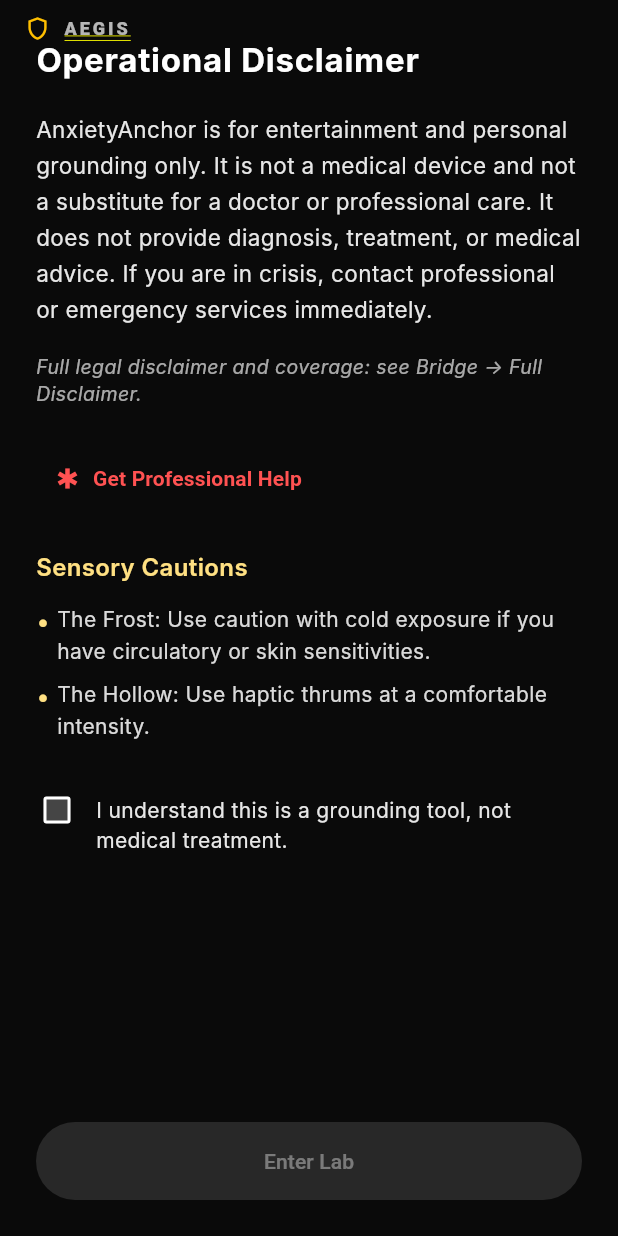
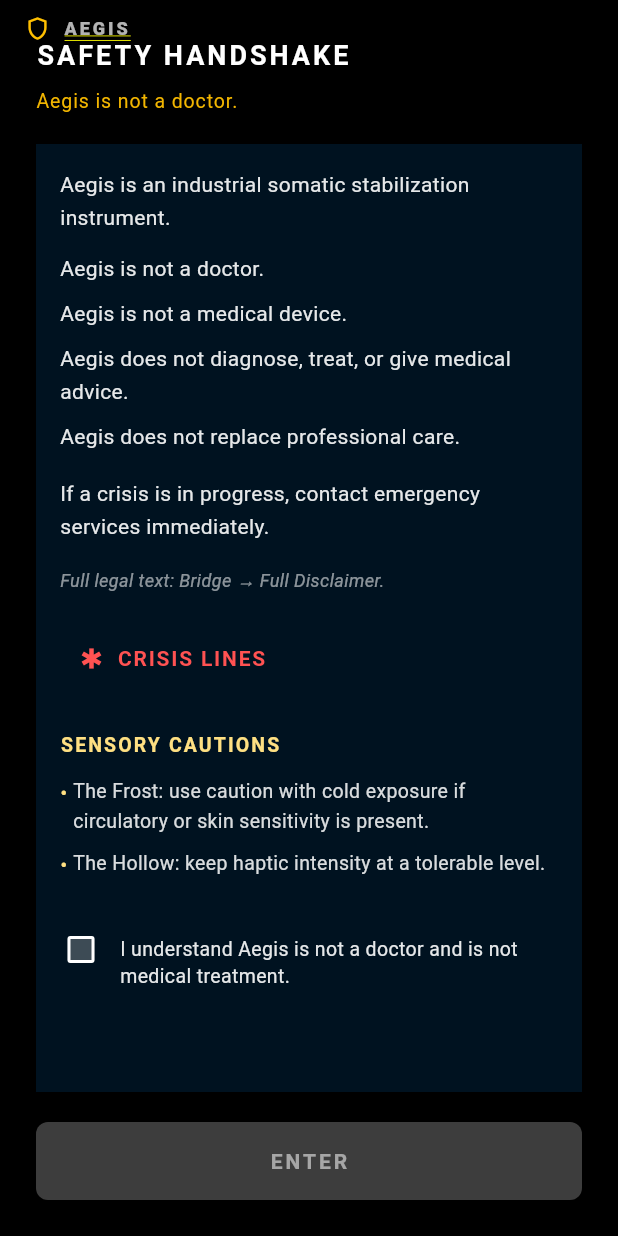
Before and after one commit to SaintZen/aegis, a Flutter app: the screen it shows after launch, on a phone screen of 412 x 824 dp. Run offline on Flutter 3.47's test engine with Material 3 defaults, Android fonts, the phone set to English and light mode, and no system bars; our stand-ins replace audioplayers, file_picker, just_audio, local_auth, pdf, permission_handler and 6 more; missing offline and left inert: audio_waveforms, record; Roboto replaces fonts that are missing (Inter, RobotoMono).

Commit message:
feat(safety): ship the plain-English Not a Doctor handshake
Replace the AnxietyAnchor "Operational Disclaimer" entry gate with the
locked Safety Handshake copy: Aegis is not a doctor, not a medical
device, and does not diagnose or treat. Crisis routing is labeled
CRISIS LINES. Calibration re-read uses the same locked strings so the
two surfaces cannot drift.

Co-authored-by: SaintZen <SaintZen@users.noreply.github.com>

```diff
--- /dev/null
+++ b/lib/data/safety_handshake_copy.dart
@@ -0,0 +1,71 @@
+/// Locked copy for the Safety Handshake entry gate.
+///
+/// Canonical backlog item: plain-English "Not a Doctor" entry gate.
+/// Used by [SafetyGateScreen] and the Calibration re-read dialog so the
+/// two surfaces cannot drift.
+///
+/// Voice: Aegis instrument, third-person where possible. Legal acceptance
+/// remains first-person on the checkbox (operator-direct by spec).
+/// Forbidden therapy verbs are not used: help, feelings, support, cope,
+/// comfort, healing, kindness, self-care, gentle, soothe, validate.
+class SafetyHandshakeCopy {
+  SafetyHandshakeCopy._();
+
+  static const String title = 'SAFETY HANDSHAKE';
+
+  static const String lineInstrument =
+      'Aegis is an industrial somatic stabilization instrument.';
+
+  static const String lineNotADoctor = 'Aegis is not a doctor.';
+
+  static const String lineNotADevice = 'Aegis is not a medical device.';
+
+  static const String lineNoAdvice =
+      'Aegis does not diagnose, treat, or give medical advice.';
+
+  static const String lineNoReplacement =
+      'Aegis does not replace professional care.';
+
+  static const String lineCrisis =
+      'If a crisis is in progress, contact emergency services immediately.';
+
+  static const String lineFullLegal =
+      'Full legal text: Bridge → Full Disclaimer.';
+
+  static const String crisisLinesLabel = 'CRISIS LINES';
+
+  static const String sensoryHeading = 'SENSORY CAUTIONS';
+
+  static const String frostCaution =
+      'The Frost: use caution with cold exposure if circulatory or skin sensitivity is present.';
+
+  static const String hollowCaution =
+      'The Hollow: keep haptic intensity at a tolerable level.';
+
+  static const String checkboxLabel =
+      'I understand Aegis is not a doctor and is not medical treatment.';
+
+  static const String enterLabel = 'ENTER';
+
+  static const String rereadLabel = 'Re-read Safety Handshake';
+
+  /// Every operator-facing string in this handshake. Used by tests to
+  /// assert doctrine (no therapy verbs; "Not a Doctor" present).
+  static const List<String> allOperatorFacing = [
+    title,
+    lineInstrument,
+    lineNotADoctor,
+    lineNotADevice,
+    lineNoAdvice,
+    lineNoReplacement,
+    lineCrisis,
+    lineFullLegal,
+    crisisLinesLabel,
+    sensoryHeading,
+    frostCaution,
+    hollowCaution,
+    checkboxLabel,
+    enterLabel,
+    rereadLabel,
+  ];
+}
--- a/lib/screens/calibration_screen.dart
+++ b/lib/screens/calibration_screen.dart
@@ -1,5 +1,6 @@
 import 'package:flutter/material.dart';
 
+import 'package:anxiety_anchor/data/safety_handshake_copy.dart';
 import 'package:anxiety_anchor/services/calibration_service.dart';
 import 'package:anxiety_anchor/widgets/emergency_crisis_sheet.dart';
 
@@ -369,7 +370,7 @@ class _CalibrationScreenState extends State<CalibrationScreen> {
       child: OutlinedButton.icon(
         onPressed: _showOperationalDisclaimer,
         icon: const Icon(Icons.description_outlined, size: 20),
-        label: const Text('Re-read Operational Disclaimer'),
+        label: const Text(SafetyHandshakeCopy.rereadLabel),
         style: OutlinedButton.styleFrom(
           padding: const EdgeInsets.symmetric(vertical: 14),
           foregroundColor: Colors.amber,
@@ -385,33 +386,47 @@ class _CalibrationScreenState extends State<CalibrationScreen> {
       builder: (context) {
         return AlertDialog(
           backgroundColor: const Color(0xFF0F1116),
-          title: const Text('Operational Disclaimer'),
+          title: const Text(
+            SafetyHandshakeCopy.title,
+            style: TextStyle(fontFamily: 'RobotoMono', letterSpacing: 1.2),
+          ),
           content: SingleChildScrollView(
             child: Column(
               mainAxisSize: MainAxisSize.min,
               crossAxisAlignment: CrossAxisAlignment.stretch,
               children: [
                 const Text(
-                  'AnxietyAnchor is a grounding tool for stress management and '
-                  'entertainment purposes. It is not a medical device. It does not '
-                  'provide diagnosis, treatment, or medical advice. If you are in '
-                  'crisis, please contact professional emergency services immediately.',
-                  style: TextStyle(color: Colors.white70, height: 1.5),
+                  '${SafetyHandshakeCopy.lineInstrument}\n\n'
+                  '${SafetyHandshakeCopy.lineNotADoctor}\n'
+                  '${SafetyHandshakeCopy.lineNotADevice}\n'
+                  '${SafetyHandshakeCopy.lineNoAdvice}\n'
+                  '${SafetyHandshakeCopy.lineNoReplacement}\n\n'
+                  '${SafetyHandshakeCopy.lineCrisis}',
+                  style: TextStyle(
+                    color: Colors.white70,
+                    fontFamily: 'RobotoMono',
+                    height: 1.5,
+                  ),
                 ),
                 const SizedBox(height: 16),
                 const Text(
-                  'Sensory Cautions',
+                  SafetyHandshakeCopy.sensoryHeading,
                   style: TextStyle(
                     color: Colors.amber,
+                    fontFamily: 'RobotoMono',
                     fontWeight: FontWeight.w600,
+                    letterSpacing: 1.2,
                   ),
                 ),
                 const SizedBox(height: 8),
                 const Text(
-                  "• The Frost: Use caution with cold exposure if you have "
-                  "circulatory or skin sensitivities.\n"
-                  "• The Hollow: Use haptic thrums at a comfortable intensity.",
-                  style: TextStyle(color: Colors.white70, height: 1.5),
+                  '• ${SafetyHandshakeCopy.frostCaution}\n'
+                  '• ${SafetyHandshakeCopy.hollowCaution}',
+                  style: TextStyle(
+                    color: Colors.white70,
+                    fontFamily: 'RobotoMono',
+                    height: 1.5,
+                  ),
                 ),
                 const SizedBox(height: 16),
                 TextButton.icon(
@@ -421,8 +436,11 @@ class _CalibrationScreenState extends State<CalibrationScreen> {
                   },
                   icon: const Icon(Icons.emergency, color: Colors.redAccent),
                   label: const Text(
-                    'Get Professional Help',
-                    style: TextStyle(color: Colors.redAccent),
+                    SafetyHandshakeCopy.crisisLinesLabel,
+                    style: TextStyle(
+                      color: Colors.redAccent,
+                      fontFamily: 'RobotoMono',
+                    ),
                   ),
                 ),
               ],
--- a/lib/screens/safety_gate_screen.dart
+++ b/lib/screens/safety_gate_screen.dart
@@ -1,20 +1,23 @@
 import 'package:flutter/material.dart';
 import 'package:shared_preferences/shared_preferences.dart';
 
+import 'package:anxiety_anchor/data/safety_handshake_copy.dart';
 import 'package:anxiety_anchor/widgets/emergency_crisis_sheet.dart';
 
-/// First-time entry gate with operational disclaimer and sensory cautions.
+/// First-time Safety Handshake: plain-English "Not a Doctor" entry gate.
 /// Persists acceptance via shared_preferences.
 class SafetyGateScreen extends StatefulWidget {
   const SafetyGateScreen({super.key, required this.onAccepted});
 
   final VoidCallback onAccepted;
 
-  static const String _prefsKey = 'safety_gate_accepted';
+  /// SharedPreferences key for handshake acceptance.
+  /// Kept stable so operators who already passed the gate are not re-prompted.
+  static const String prefsKey = 'safety_gate_accepted';
 
   static Future<bool> hasAccepted() async {
     final prefs = await SharedPreferences.getInstance();
-    return prefs.getBool(_prefsKey) ?? false;
+    return prefs.getBool(prefsKey) ?? false;
   }
 
   @override
@@ -22,6 +25,10 @@ class SafetyGateScreen extends StatefulWidget {
 }
 
 class _SafetyGateScreenState extends State<SafetyGateScreen> {
+  static const Color _bg = Color(0xFF000000);
+  static const Color _navy = Color(0xFF001220);
+  static const Color _gold = Color(0xFFFFBF00);
+  static const String _mono = 'RobotoMono';
 
   final ScrollController _scrollController = ScrollController();
   bool _hasScrolledToBottom = false;
@@ -52,10 +59,10 @@ class _SafetyGateScreenState extends State<SafetyGateScreen> {
 
   bool get _canEnter => _hasScrolledToBottom && _checkboxChecked;
 
-  Future<void> _onEnterLab() async {
+  Future<void> _onEnter() async {
     if (!_canEnter) return;
     final prefs = await SharedPreferences.getInstance();
-    await prefs.setBool(SafetyGateScreen._prefsKey, true);
+    await prefs.setBool(SafetyGateScreen.prefsKey, true);
     if (mounted) {
       widget.onAccepted();
     }
@@ -64,7 +71,7 @@ class _SafetyGateScreenState extends State<SafetyGateScreen> {
   @override
   Widget build(BuildContext context) {
     return Scaffold(
-      backgroundColor: const Color(0xFF0A0A0A),
+      backgroundColor: _bg,
       body: SafeArea(
         child: Padding(
           padding: const EdgeInsets.all(24),
@@ -72,76 +79,95 @@ class _SafetyGateScreenState extends State<SafetyGateScreen> {
             crossAxisAlignment: CrossAxisAlignment.stretch,
             children: [
               const Text(
-                'Operational Disclaimer',
+                SafetyHandshakeCopy.title,
                 style: TextStyle(
                   color: Colors.white,
-                  fontSize: 22,
-                  fontWeight: FontWeight.bold,
-                  letterSpacing: 0.5,
+                  fontFamily: _mono,
+                  fontSize: 18,
+                  fontWeight: FontWeight.w700,
+                  letterSpacing: 2.0,
+                ),
+              ),
+              const SizedBox(height: 8),
+              Text(
+                SafetyHandshakeCopy.lineNotADoctor,
+                style: TextStyle(
+                  color: _gold.withValues(alpha: 0.95),
+                  fontFamily: _mono,
+                  fontSize: 13,
+                  letterSpacing: 0.6,
+                  height: 1.4,
                 ),
               ),
               const SizedBox(height: 20),
               Expanded(
+                child: Container(
+                  color: _navy,
                   child: SingleChildScrollView(
                     controller: _scrollController,
+                    padding: const EdgeInsets.all(16),
                     child: Column(
                       crossAxisAlignment: CrossAxisAlignment.start,
                       children: [
-                      Text(
-                        'AnxietyAnchor is for entertainment and personal grounding '
-                        'only. It is not a medical device and not a substitute for '
-                        'a doctor or professional care. It does not provide '
-                        'diagnosis, treatment, or medical advice. If you are in '
-                        'crisis, contact professional or emergency services immediately.',
-                        style: TextStyle(
-                          color: Colors.white.withOpacity(0.9),
-                          fontSize: 15,
-                          height: 1.6,
-                        ),
-                      ),
+                        _body(SafetyHandshakeCopy.lineInstrument),
+                        const SizedBox(height: 12),
+                        _body(SafetyHandshakeCopy.lineNotADoctor),
+                        const SizedBox(height: 8),
+                        _body(SafetyHandshakeCopy.lineNotADevice),
+                        const SizedBox(height: 8),
+                        _body(SafetyHandshakeCopy.lineNoAdvice),
+                        const SizedBox(height: 8),
+                        _body(SafetyHandshakeCopy.lineNoReplacement),
+                        const SizedBox(height: 16),
+                        _body(SafetyHandshakeCopy.lineCrisis),
                         const SizedBox(height: 16),
                         Text(
-                        'Full legal disclaimer and coverage: see Bridge → Full Disclaimer.',
+                          SafetyHandshakeCopy.lineFullLegal,
                           style: TextStyle(
-                          color: Colors.white.withOpacity(0.65),
-                          fontSize: 13,
+                            color: Colors.white.withValues(alpha: 0.55),
+                            fontFamily: _mono,
+                            fontSize: 12,
                             fontStyle: FontStyle.italic,
                             height: 1.4,
                           ),
                         ),
-                      const SizedBox(height: 24),
+                        const SizedBox(height: 20),
                         TextButton.icon(
+                          key: const Key('safety-handshake-crisis-lines'),
                           onPressed: () => EmergencyCrisisSheet.show(context),
-                        icon: const Icon(Icons.emergency, color: Colors.redAccent),
+                          icon: const Icon(
+                            Icons.emergency,
+                            color: Colors.redAccent,
+                          ),
                           label: const Text(
-                          'Get Professional Help',
+                            SafetyHandshakeCopy.crisisLinesLabel,
                             style: TextStyle(
                               color: Colors.redAccent,
+                              fontFamily: _mono,
                               fontWeight: FontWeight.w600,
+                              letterSpacing: 1.2,
                             ),
                           ),
                         ),
                         const SizedBox(height: 24),
                         Text(
-                        'Sensory Cautions',
+                          SafetyHandshakeCopy.sensoryHeading,
                           style: TextStyle(
                             color: Colors.amber.shade200,
-                          fontSize: 16,
+                            fontFamily: _mono,
+                            fontSize: 13,
                             fontWeight: FontWeight.w600,
+                            letterSpacing: 1.4,
                           ),
                         ),
                         const SizedBox(height: 12),
-                      _buildBullet(
-                        "The Frost: Use caution with cold exposure if you have "
-                        "circulatory or skin sensitivities.",
-                      ),
+                        _buildBullet(SafetyHandshakeCopy.frostCaution),
                         const SizedBox(height: 8),
-                      _buildBullet(
-                        "The Hollow: Use haptic thrums at a comfortable intensity.",
-                      ),
+                        _buildBullet(SafetyHandshakeCopy.hollowCaution),
                         const SizedBox(height: 32),
                         _buildCheckboxSection(),
                       ],
+                    ),
                   ),
                 ),
               ),
@@ -149,20 +175,43 @@ class _SafetyGateScreenState extends State<SafetyGateScreen> {
               SizedBox(
                 width: double.infinity,
                 child: ElevatedButton(
-                  onPressed: _canEnter ? _onEnterLab : null,
+                  key: const Key('safety-handshake-enter'),
+                  onPressed: _canEnter ? _onEnter : null,
                   style: ElevatedButton.styleFrom(
                     padding: const EdgeInsets.symmetric(vertical: 16),
-                    backgroundColor: _canEnter
-                        ? const Color(0xFFFFBF00)
-                        : Colors.white24,
+                    backgroundColor: _canEnter ? _gold : Colors.white24,
                     foregroundColor: _canEnter ? Colors.black : Colors.white54,
+                    disabledBackgroundColor: Colors.white24,
+                    disabledForegroundColor: Colors.white54,
+                    shape: RoundedRectangleBorder(
+                      borderRadius: BorderRadius.circular(8),
                     ),
-                  child: const Text('Enter Lab'),
+                  ),
+                  child: const Text(
+                    SafetyHandshakeCopy.enterLabel,
+                    style: TextStyle(
+                      fontFamily: _mono,
+                      letterSpacing: 2.0,
+                      fontWeight: FontWeight.w700,
+                    ),
+                  ),
                 ),
               ),
             ],
           ),
         ),
+      ),
+    );
+  }
+
+  Widget _body(String text) {
+    return Text(
+      text,
+      style: TextStyle(
+        color: Colors.white.withValues(alpha: 0.9),
+        fontFamily: _mono,
+        fontSize: 14,
+        height: 1.55,
       ),
     );
   }
@@ -175,7 +224,8 @@ class _SafetyGateScreenState extends State<SafetyGateScreen> {
           '• ',
           style: TextStyle(
             color: Colors.amber.shade200,
-            fontSize: 16,
+            fontFamily: _mono,
+            fontSize: 14,
             height: 1.5,
           ),
         ),
@@ -183,8 +233,9 @@ class _SafetyGateScreenState extends State<SafetyGateScreen> {
           child: Text(
             text,
             style: TextStyle(
-              color: Colors.white.withOpacity(0.85),
-              fontSize: 14,
+              color: Colors.white.withValues(alpha: 0.85),
+              fontFamily: _mono,
+              fontSize: 13,
               height: 1.5,
             ),
           ),
@@ -204,12 +255,13 @@ class _SafetyGateScreenState extends State<SafetyGateScreen> {
             width: 28,
             height: 28,
             child: Checkbox(
+              key: const Key('safety-handshake-checkbox'),
               value: _checkboxChecked,
               onChanged: (v) => setState(() => _checkboxChecked = v ?? false),
-              activeColor: const Color(0xFFFFBF00),
+              activeColor: _gold,
               fillColor: WidgetStateProperty.resolveWith((states) {
                 if (states.contains(WidgetState.selected)) {
-                  return const Color(0xFFFFBF00);
+                  return _gold;
                 }
                 return Colors.white24;
               }),
@@ -220,10 +272,11 @@ class _SafetyGateScreenState extends State<SafetyGateScreen> {
             child: Padding(
               padding: const EdgeInsets.only(top: 4),
               child: Text(
-                'I understand this is a grounding tool, not medical treatment.',
+                SafetyHandshakeCopy.checkboxLabel,
                 style: TextStyle(
-                  color: Colors.white.withOpacity(0.9),
-                  fontSize: 14,
+                  color: Colors.white.withValues(alpha: 0.9),
+                  fontFamily: _mono,
+                  fontSize: 13,
                   height: 1.4,
                 ),
               ),
```
Also changed, not shown: 3 other files. Lines whose indentation alone changed are shown as unchanged.
